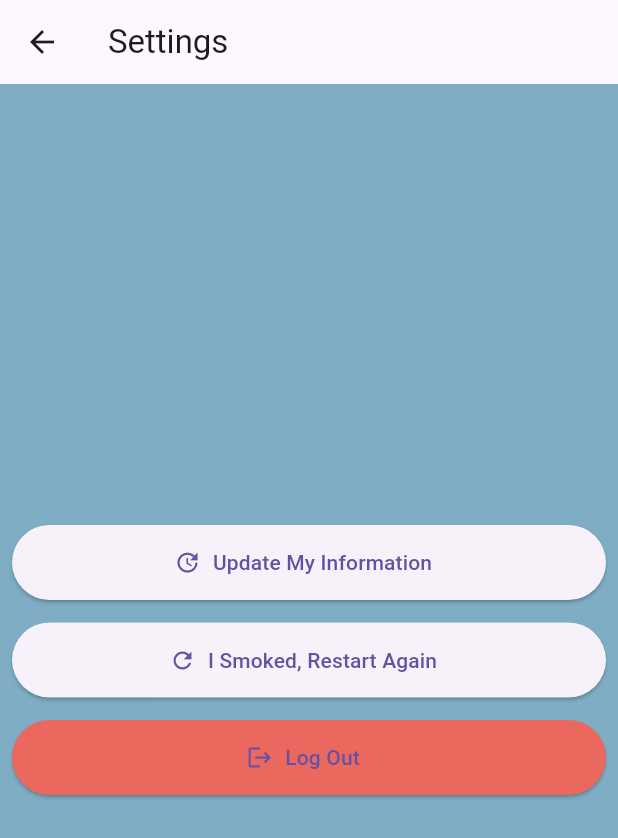
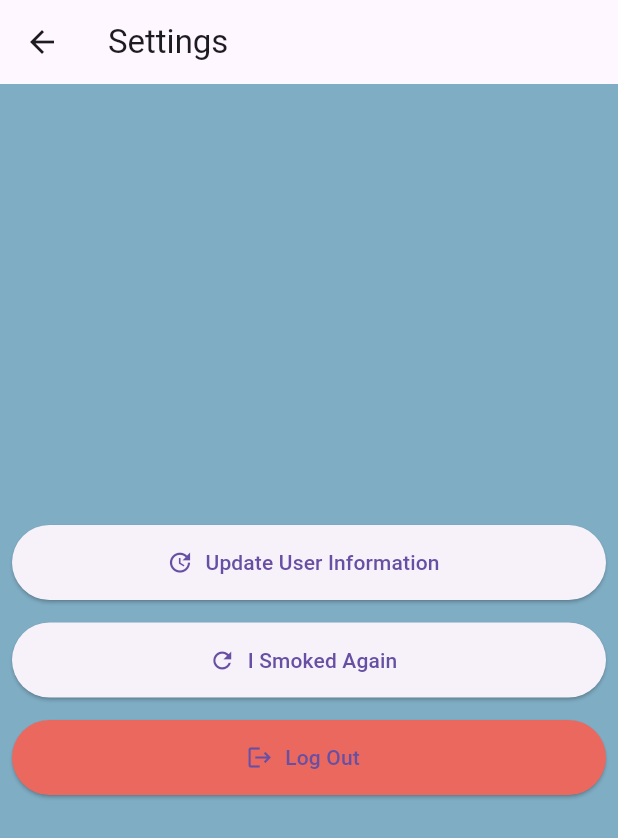
Before and after one commit to resitaydin/quit_smoking_app, a Flutter app: the SettingsPage screen opened directly, on a phone screen of 412 x 824 dp. Shown: the top 838 px of the screen. Run offline on Flutter 3.47's test engine with Material 3 defaults, Android fonts, the phone set to English and light mode, and no system bars; our stand-ins replace cloud_firestore, firebase_auth, firebase_core, flutter_spinkit, get, google_fonts and 2 more; accounts and stored records are empty; network calls fail.

Commit message:
Revert ""Some minor issues fixed.""
This reverts commit 712a8d1811592cc598453d8af3fd81c8f8fdcd66.

```diff
--- a/devtools_options.yaml
+++ /dev/null
@@ -1 +0,0 @@
-extensions:
--- a/lib/main.dart
+++ b/lib/main.dart
@@ -35,9 +35,9 @@ class MyApp extends StatelessWidget {
               return const Authenticate();
             } else {
               if (AuthService.isSignUp) {
-                return const UserInfoPage();
+                return UserInfoPage();
               } else {
-                return const NavigatorBarPage();
+                return NavigatorBarPage();
               }
             }
           },
--- a/lib/pages/UiComponentScripts/UiButton.dart
+++ b/lib/pages/UiComponentScripts/UiButton.dart
@@ -4,7 +4,8 @@ class UiButton extends StatelessWidget {
   final String buttonName;
   final VoidCallback onTap;
 
-  const UiButton({super.key, required this.buttonName, required this.onTap});
+  const UiButton({Key? key, required this.buttonName, required this.onTap})
+      : super(key: key);
 
   @override
   Widget build(BuildContext context) {
@@ -21,7 +22,7 @@ class UiButton extends StatelessWidget {
         child: Center(
           child: Text(
             buttonName,
-            style: const TextStyle(
+            style: TextStyle(
               color: Colors.white,
               fontWeight: FontWeight.bold,
               fontSize: 16,
--- a/lib/pages/UiComponentScripts/UiTextField.dart
+++ b/lib/pages/UiComponentScripts/UiTextField.dart
@@ -8,13 +8,13 @@ class UiTextField extends StatelessWidget {
   final void Function(String)? onChanged;
 
   const UiTextField({
-    super.key,
+    Key? key,
     required this.controller,
     required this.hintText,
     required this.obscureText,
     this.validator,
     this.onChanged,
-  });
+  }) : super(key: key);
 
   @override
   Widget build(BuildContext context) {
--- a/lib/pages/authenticate/UserRegisterPage.dart
+++ b/lib/pages/authenticate/UserRegisterPage.dart
@@ -2,6 +2,7 @@ import 'package:flutter/material.dart';
 import 'package:loginui/pages/UiComponentScripts/UiButton.dart';
 import 'package:loginui/pages/UiComponentScripts/UiTextField.dart';
 import 'package:loginui/services/auth.dart';
+import 'package:loginui/services/local_storage_service.dart';
 import 'package:loginui/shared/loading.dart';
 
 class UserRegisterPage extends StatefulWidget {
@@ -52,7 +53,7 @@ class _UserRegisterPageState extends State<UserRegisterPage> {
             loading = false,
           });
     } else {
-      // intentionally left blank.
+      LocalStorageService().setData();
     }
   }
 
--- a/lib/pages/health_ach/DetailPage.dart
+++ b/lib/pages/health_ach/DetailPage.dart
@@ -86,7 +86,7 @@ class DetailPage extends StatelessWidget {
             Container(height: 9),
             Text(
               time,
-              style: const TextStyle(fontSize: 16),
+              style: TextStyle(fontSize: 16),
             ),
             Container(height: 9),
             Container(
--- a/lib/pages/home/MainPage.dart
+++ b/lib/pages/home/MainPage.dart
@@ -13,7 +13,7 @@ class MainPage extends StatefulWidget {
 }
 
 class _MainPageState extends State<MainPage> {
-  final AuthService _auth = AuthService();
+  AuthService _auth = AuthService();
 
   DateTime lastDateSmoked = DateTime.now();
   int cigaratte_daily_smoked = 0;
@@ -23,24 +23,24 @@ class _MainPageState extends State<MainPage> {
   int current_smoke_amount = 0;
 
   Timer? countUppTimer;
-  Duration myDuration = const Duration();
+  Duration myDuration = Duration();
   double savedMoney = 0.0;
   int total_seconds = 0;
 
-  @override
   void initState() {
     super.initState();
-    final Future<FirebaseApp> fApp = Firebase.initializeApp(
+    final Future<FirebaseApp> _fApp = Firebase.initializeApp(
       options: DefaultFirebaseOptions.currentPlatform,
     );
 
-    fApp.then((_) {
+    _fApp.then((_) {
       LocalStorageService().setData().then((_) {
+        LocalStorageService().getData().then((data) {
           setState(() {
-            lastDateSmoked = LocalStorageService().getLastDateSmoked();
-            cigaratte_daily_smoked = LocalStorageService().getCigaratteDailySmoked();
-            cigaratte_amount_per_pack = LocalStorageService().getCigaratteAmountPerPack();
-            price_per_pack = LocalStorageService().getPricePerPack();
+            lastDateSmoked = (data['last_date_smoked'] ?? '');
+            cigaratte_daily_smoked = data['cigaratte_daily_smoked'] ?? 0;
+            cigaratte_amount_per_pack = data['cigaratte_amount_per_pack'] ?? 0;
+            price_per_pack = data['price_per_pack'] ?? 0;
 
             Duration difference = DateTime.now().difference(lastDateSmoked);
             total_seconds = difference.inSeconds;
@@ -49,15 +49,16 @@ class _MainPageState extends State<MainPage> {
           current_smoke_amount = calculateSmokeAmount();
           savedMoney = calculateSavedMoney();
           startTimer();
+        });
       });
     });
   }
 
   double calculateSavedMoney() {
-    int cigarattesNotSmoked =
+    int cigarattes_not_smoked =
         calculateSmokeAmount(); // number of cigarattes not smoked
-    double pricePerCigaratte = price_per_pack / cigaratte_amount_per_pack;
-    return pricePerCigaratte * cigarattesNotSmoked; // return saved money
+    double price_per_cigaratte = price_per_pack / cigaratte_amount_per_pack;
+    return price_per_cigaratte * cigarattes_not_smoked; // return saved money
   }
 
   int calculateSmokeAmount() {
@@ -66,7 +67,7 @@ class _MainPageState extends State<MainPage> {
   }
 
   void startTimer() {
-    countUppTimer = Timer.periodic(const Duration(seconds: 1), (_) => setCountUpp());
+    countUppTimer = Timer.periodic(Duration(seconds: 1), (_) => setCountUpp());
   }
 
   @override
@@ -77,7 +78,7 @@ class _MainPageState extends State<MainPage> {
 
   // Step 6
   void setCountUpp() {
-    const incrementSecondsBy = 1;
+    final incrementSecondsBy = 1;
     if (mounted) {
       // Check if the widget is still in the tree
       setState(() {
@@ -94,7 +95,7 @@ class _MainPageState extends State<MainPage> {
       home: Scaffold(
         backgroundColor: Colors.grey[100],
         appBar: AppBar(
-          title: const Text('Main Page'),
+          title: Text('Main Page'),
           centerTitle: true,
           flexibleSpace: Container(
             decoration: BoxDecoration(
@@ -110,13 +111,13 @@ class _MainPageState extends State<MainPage> {
           ),
           actions: <Widget>[
             IconButton(
-              icon: const Icon(Icons.logout),
+              icon: Icon(Icons.logout),
               onPressed: () {
                 _auth.signOut();
               },
             ),
           ],
-          shape: const RoundedRectangleBorder(
+          shape: RoundedRectangleBorder(
             borderRadius: BorderRadius.vertical(
               bottom: Radius.circular(30),
             ),
@@ -127,12 +128,12 @@ class _MainPageState extends State<MainPage> {
           child: Column(
             children: [
               buildTime(), // Time part
-              const SizedBox(
+              SizedBox(
                   height:
                       20), // Leave some space between the time and the widgets
               Expanded(
                 child: Container(
-                  padding: const EdgeInsets.all(8),
+                  padding: EdgeInsets.all(8),
                   decoration: BoxDecoration(
                     color: Colors.grey[400],
                     borderRadius: BorderRadius.circular(40),
@@ -141,7 +142,7 @@ class _MainPageState extends State<MainPage> {
                         color: Colors.grey.withOpacity(0.5),
                         spreadRadius: 5,
                         blurRadius: 7,
-                        offset: const Offset(0, 3),
+                        offset: Offset(0, 3),
                       ),
                     ],
                   ),
@@ -159,7 +160,7 @@ class _MainPageState extends State<MainPage> {
                           time: '$current_smoke_amount',
                           header: 'Smoke Amount'),
                       // Widget 2
-                      infoCard(time: '₺${savedMoney.toInt()}', header: 'Saved Money'),
+                      infoCard(time: '₺$savedMoney', header: 'Saved Money'),
                       // Widget 3
                       infoCard(
                           time: '  ${myDuration.inDays}  ',
@@ -182,7 +183,7 @@ class _MainPageState extends State<MainPage> {
   Widget infoCard({required String time, required String header}) => Column(
         children: [
           Container(
-            padding: const EdgeInsets.all(8),
+            padding: EdgeInsets.all(8),
             decoration: BoxDecoration(
               color: Colors.green,
               borderRadius: BorderRadius.circular(20),
@@ -193,10 +194,10 @@ class _MainPageState extends State<MainPage> {
             ),
             child: Text(
               time,
-              style: const TextStyle(
+              style: TextStyle(
                 fontWeight: FontWeight.bold,
                 color: Colors.white,
-                fontSize: 40,
+                fontSize: 60,
               ),
             ),
           ),
@@ -213,7 +214,7 @@ class _MainPageState extends State<MainPage> {
     final seconds = strDigits(myDuration.inSeconds.remainder(60));
 
     return Container(
-      padding: const EdgeInsets.all(8),
+      padding: EdgeInsets.all(8),
       decoration: BoxDecoration(
         color: Colors.grey[400],
         borderRadius: BorderRadius.circular(40),
@@ -222,7 +223,7 @@ class _MainPageState extends State<MainPage> {
             color: Colors.grey.withOpacity(0.5),
             spreadRadius: 5,
             blurRadius: 7,
-            offset: const Offset(0, 3),
+            offset: Offset(0, 3),
           ),
         ],
       ),
@@ -245,7 +246,7 @@ class _MainPageState extends State<MainPage> {
       Column(
         children: [
           Container(
-            padding: const EdgeInsets.all(8),
+            padding: EdgeInsets.all(8),
             decoration: BoxDecoration(
               color: Colors.green,
               borderRadius: BorderRadius.circular(20),
@@ -256,10 +257,10 @@ class _MainPageState extends State<MainPage> {
             ),
             child: Text(
               time,
-              style: const TextStyle(
+              style: TextStyle(
                 fontWeight: FontWeight.bold,
                 color: Colors.white,
-                fontSize: 35,
+                fontSize: 60,
               ),
             ),
           ),
--- a/lib/pages/home/navigatorBarPage.dart
+++ b/lib/pages/home/navigatorBarPage.dart
@@ -16,11 +16,11 @@ class _NavigatorBarPageState extends State<NavigatorBarPage> {
   int _currentIndex = 0;
 
   final List<Widget> _pages = [
-    const MainPage(),
+    MainPage(),
     AchievementList(),
-    const UnsmokedGrid(),
+    UnsmokedGrid(),
     SettingsPage(),
-    const PostScreen(),
+    PostScreen(),
   ];
 
   void onTabTapped(int index) {
--- a/lib/pages/settings/settings_page.dart
+++ b/lib/pages/settings/settings_page.dart
@@ -5,15 +5,13 @@ import 'package:loginui/services/auth.dart';
 import 'package:loginui/services/local_storage_service.dart';
 
 class SettingsPage extends StatelessWidget {
-  final AuthService _auth = AuthService();
-
-  SettingsPage({super.key});
+  AuthService _auth = AuthService();
 
   @override
   Widget build(BuildContext context) {
     return Scaffold(
       appBar: AppBar(
-        title: const Text('Settings'),
+        title: Text('Settings'),
       ),
       body: Padding(
         padding: const EdgeInsets.all(8.0),
@@ -22,12 +20,12 @@ class SettingsPage extends StatelessWidget {
           Column(
             mainAxisAlignment: MainAxisAlignment.center, // This will center the buttons vertically
             children: [
-              SizedBox(
+              Container(
                 width: double.infinity, // This will make the button full width
                 height: 50, // Specify the height of the button
                 child: ElevatedButton.icon(
-                  icon: const Icon(Icons.update),
-                  label: const Text('Update My Information'),
+                  icon: Icon(Icons.update),
+                  label: Text('Update User Information'),
                   onPressed: () {
                     Navigator.push(
                       context,
@@ -39,12 +37,12 @@ class SettingsPage extends StatelessWidget {
                 ),
               ),
               const SizedBox(height: 15),
-              SizedBox(
+              Container(
                 width: double.infinity, // This will make the button full width
                 height: 50, // Specify the height of the button
                 child: ElevatedButton.icon(
-                  icon: const Icon(Icons.refresh),
-                  label: const Text('I Smoked, Restart Again'),
+                  icon: Icon(Icons.refresh),
+                  label: Text('I Smoked Again'),
                   onPressed: () {
                     FirebaseFirestore.instance
                           .collection('user-details')
@@ -54,11 +52,11 @@ class SettingsPage extends StatelessWidget {
                       context: context,
                       builder: (BuildContext context) {
                         return AlertDialog(
-                          title: const Text('Sorry to hear that'),
+                          title: Text('Sorry to hear that'),
                           actions: [
                               Center(
                                 child: TextButton(
-                                child: const Text('Continue'),
+                                child: Text('Continue'),
                                 onPressed: () {
                                   Navigator.pop(context);
                                 },
@@ -72,12 +70,12 @@ class SettingsPage extends StatelessWidget {
                 ),
               ),
               const SizedBox(height: 15),
-              SizedBox(
+              Container(
                 width: double.infinity, // This will make the button full width
                 height: 50, // Specify the height of the button
                 child: ElevatedButton.icon(
-                  icon: const Icon(Icons.logout),
-                  label: const Text('Log Out'),
+                  icon: Icon(Icons.logout),
+                  label: Text('Log Out'),
                   style: ElevatedButton.styleFrom(
                     backgroundColor: const Color.fromARGB(255, 235, 104, 95), // change the color to match your theme
                   ),
@@ -90,7 +88,7 @@ class SettingsPage extends StatelessWidget {
           )
         )
       ),
-      backgroundColor: const Color.fromARGB(255, 127, 173, 196), // Set the background color of the page
+      backgroundColor: Color.fromARGB(255, 127, 173, 196), // Set the background color of the page
     );
   }
 }
--- a/lib/pages/social/chatItem.dart
+++ b/lib/pages/social/chatItem.dart
@@ -1,3 +1,4 @@
+import 'package:flutter/foundation.dart';
 
 class Post {
   String user_id;
@@ -13,6 +14,6 @@ class Post {
       required this.created_at,
       this.uid})
       {
-        // Intentionally left blank.
+        debugPrint("user_id: $user_id" + "content: $content" + "parental_id: $parental_id" + "created_at: $created_at" + "uid: $uid");
       }
 }
--- a/lib/pages/userInfo/widgets/greenIntroWidget.dart
+++ b/lib/pages/userInfo/widgets/greenIntroWidget.dart
@@ -3,7 +3,7 @@ import 'package:flutter/material.dart';
 Widget greenIntroWidget() {
   return Container(
     //child:
-    child: const Image(
+    child: Image(
       image: AssetImage('assets/images/image.png'),
       width: double.infinity, // Set width to fill available space horizontally
       height:
--- a/lib/pages/userInfo/widgets/textWidget.dart
+++ b/lib/pages/userInfo/widgets/textWidget.dart
@@ -45,7 +45,7 @@ String title, TextEditingController controller, Function validator,
                 .black87, // Changed text color to black for better readability
           ),
           decoration: InputDecoration(
-            contentPadding: const EdgeInsets.symmetric(
+            contentPadding: EdgeInsets.symmetric(
                 horizontal: 16), // Added padding for better text alignment
             border: OutlineInputBorder(
               borderRadius: BorderRadius.circular(12),
--- a/pubspec.yaml
+++ b/pubspec.yaml
@@ -57,7 +57,7 @@ dev_dependencies:
   # activated in the `analysis_options.yaml` file located at the root of your
   # package. See that file for information about deactivating specific lint
   # rules and activating additional ones.
-  flutter_lints: ^3.0.1
+  flutter_lints: ^2.0.0
 
 # For information on the generic Dart part of this file, see the
 # following page: https://dart.dev/tools/pub/pubspec
```
Also changed, not shown: lib/pages/authenticate/UserLoginPage.dart (+15 -19 lines), lib/pages/health/UnsmokedGrid.dart (+17 -17 lines), lib/pages/health_ach/AchievementList.dart (+1 -8 lines), lib/pages/social/post_screen.dart (+14 -14 lines), lib/pages/userInfo/UserInfoPage.dart (+18 -16 lines), lib/services/database.dart (+13 -12 lines), lib/services/local_storage_service.dart (+11 -4 lines), pubspec.lock, 2 other files.
